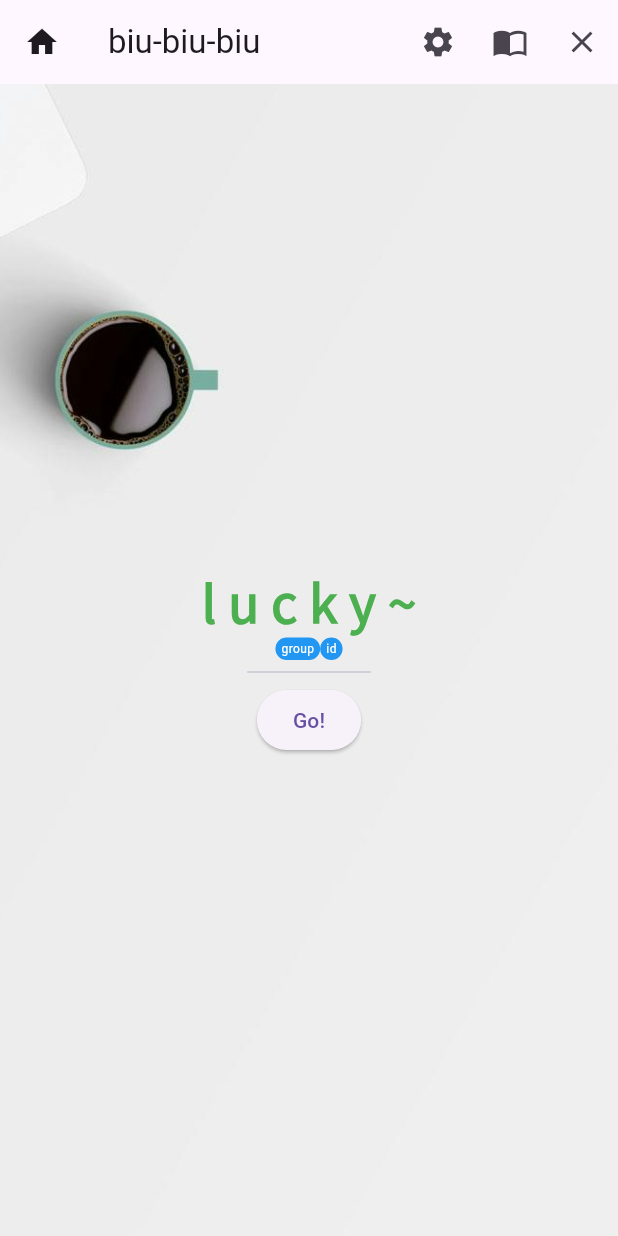
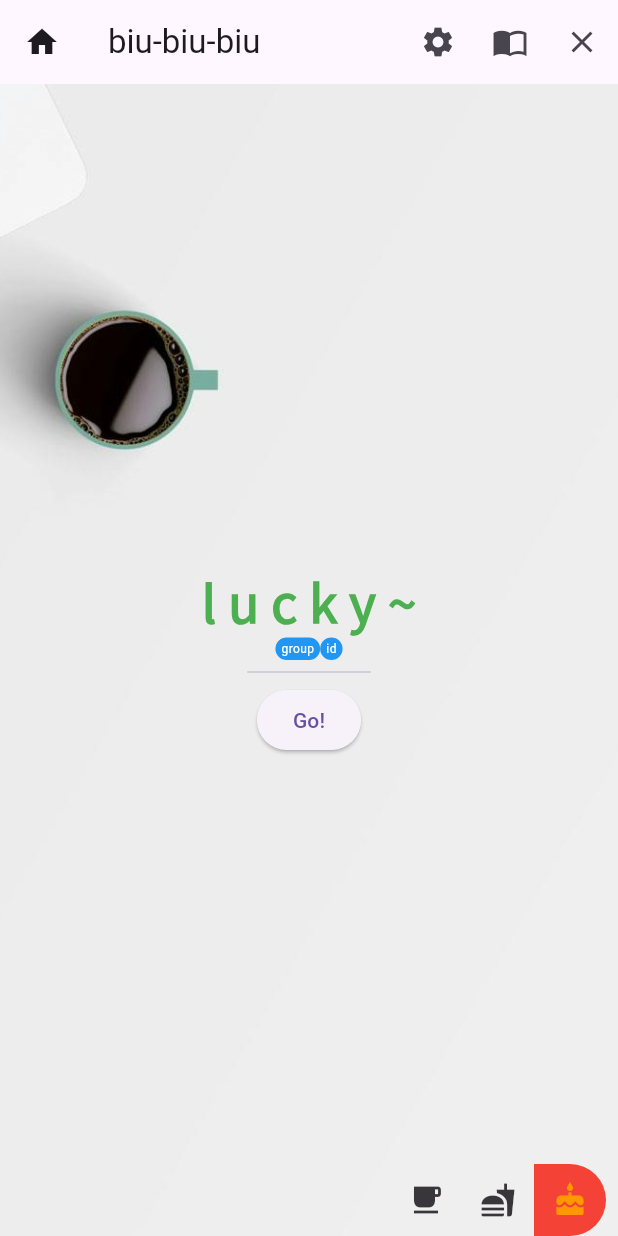
Before and after one commit to etcxy/drawinglots, a Flutter app: the screen it shows after launch, on a phone screen of 412 x 824 dp. Run offline on Flutter 3.47's test engine with Material 3 defaults, Android fonts, the phone set to English and light mode, and no system bars; our stand-ins replace file_picker, get_storage, google_fonts, logger, toastification; missing offline and left inert: scrollable_list_tab_scroller, spreadsheet_decoder; Roboto replaces fonts that are missing (HanSansCN).

Commit message:
添加首次登录提示语

```diff
--- a/lib/constants.dart
+++ b/lib/constants.dart
@@ -1,3 +1,4 @@
 class GlobalVariable {
   static double systemTextScaleFactorOption = -1;
+  static bool NEED_TIMPS = true;
 }
--- a/lib/page/home.dart
+++ b/lib/page/home.dart
@@ -1,6 +1,7 @@
 import 'dart:math';
 
 import 'package:drawinglots/components/combination_widget.dart';
+import 'package:drawinglots/constants.dart';
 import 'package:drawinglots/main.dart';
 import 'package:drawinglots/model/user_struct.dart';
 import 'package:flutter/material.dart';
@@ -21,14 +22,13 @@ class _HomePageState extends State<HomePage> {
 
   final List<UserStruct> _easyList = [];
   late StudentCollection _stuColl;
-  bool _isFirst = false; // 是否是第一次进入
+
+  List<bool> _selecteds = [false, false, true];
 
   @override
   void initState() {
-    //TODO 调查清楚为什么这里会多次被调用，按理说init方法只会被调用一次
-    // logger.d('执行initstate');
-    // _isFirst = false;
     super.initState();
+    logger.d('home initState');
 
     _stuColl = context.read<StudentCollection>();
 
@@ -71,13 +71,9 @@ class _HomePageState extends State<HomePage> {
     //每次进入页面，都重新初始化easylist列表
     resetEasyList();
 
-    // logger.d(_easyList);
-    // logger.d(_stuColl.stuAll);
-    // logger.d(_stuColl.todayChosenMap);
-
-    if (_isFirst) {
+    if (GlobalVariable.NEED_TIMPS) {
       Future.delayed(
-          Duration(seconds: 1),
+          const Duration(seconds: 1),
           () => {
                 toastification.show(
                   context: context,
@@ -88,10 +84,36 @@ class _HomePageState extends State<HomePage> {
                   style: ToastificationStyle.flat,
                 )
               });
-      _isFirst = false;
+      GlobalVariable.NEED_TIMPS = false;
     }
 
-    return SizedBox(
+    return ConstrainedBox(
+      constraints: const BoxConstraints.expand(),
+      child: Stack(
+        alignment: Alignment.bottomCenter, //指定未定位或部分定位widget的对齐方式
+        children: <Widget>[
+          Positioned(
+            right: 8.0,
+            child: ToggleButtons(
+              selectedColor: Colors.orange,
+              fillColor: Colors.red,
+              renderBorder: false,
+              borderRadius: BorderRadius.circular(30),
+              hoverColor: Colors.cyan,
+              isSelected: _selecteds,
+              onPressed: (index) {
+                setState(() {
+                  logger.d('点击了$index');
+                  _selecteds[index] = !_selecteds[index];});
+              },
+              children: const [
+                Icon(Icons.local_cafe),
+                Icon(Icons.fastfood),
+                Icon(Icons.cake),
+              ],
+            ),
+          ),
+          SizedBox(
             width: double.infinity,
             height: double.infinity,
             child: Center(
@@ -128,7 +150,8 @@ class _HomePageState extends State<HomePage> {
                         Future.delayed(
                             Duration(
                                 milliseconds:
-                              context.read<StuReady>().rollDuration * 1000 +
+                                    context.read<StuReady>().rollDuration *
+                                            1000 +
                                         20),
                             () => {
                                   setState(() {
@@ -152,6 +175,9 @@ class _HomePageState extends State<HomePage> {
                 ],
               ),
             ),
+          )
+        ],
+      ),
     );
   }
 }
--- a/lib/page/import.dart
+++ b/lib/page/import.dart
@@ -19,11 +19,6 @@ class ImportPage extends StatefulWidget {
 
 class _ImportPageState extends State<ImportPage> {
   Map<String, List<UserStruct>> iStuAllMap = {};
-
-  @override
-  void initState() {
-    super.initState();
-  }
 
   Widget build(BuildContext context) {
     StudentCollection _readStuColl = context.read<StudentCollection>();
```
Lines whose indentation alone changed are shown as unchanged.
